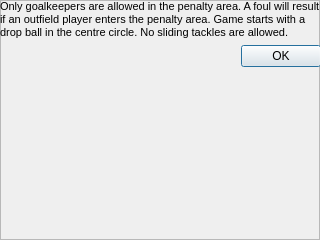
The window that helpFrame.ui (rochford/cutefootball) describes before a commit, drawn with Qt 5.
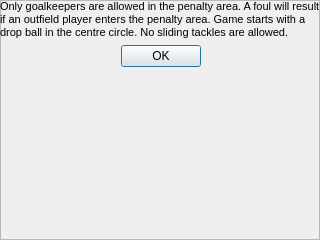
The same window after the commit.

Patch:
```diff
--- a/helpFrame.ui
+++ b/helpFrame.ui
@@ -63,6 +63,9 @@
       <property name="standardButtons">
        <set>QDialogButtonBox::Ok</set>
       </property>
+      <property name="centerButtons">
+       <bool>true</bool>
+      </property>
      </widget>
     </item>
     <item>
```
